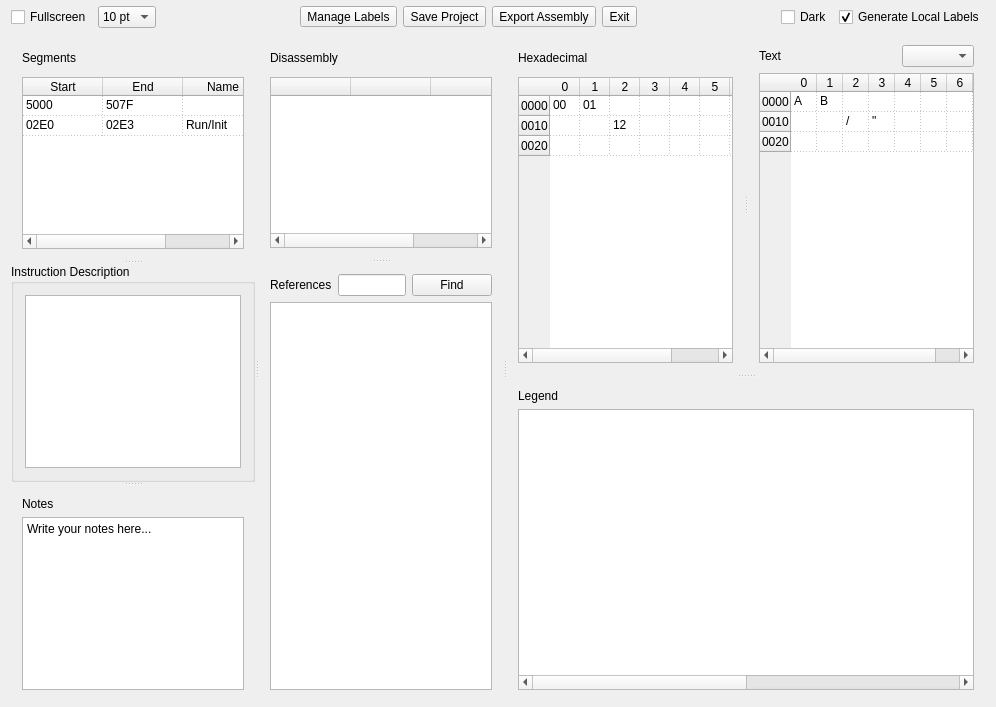
The window that src/mainwindow.ui (ivop/frida) describes before a commit, drawn with Qt 5.
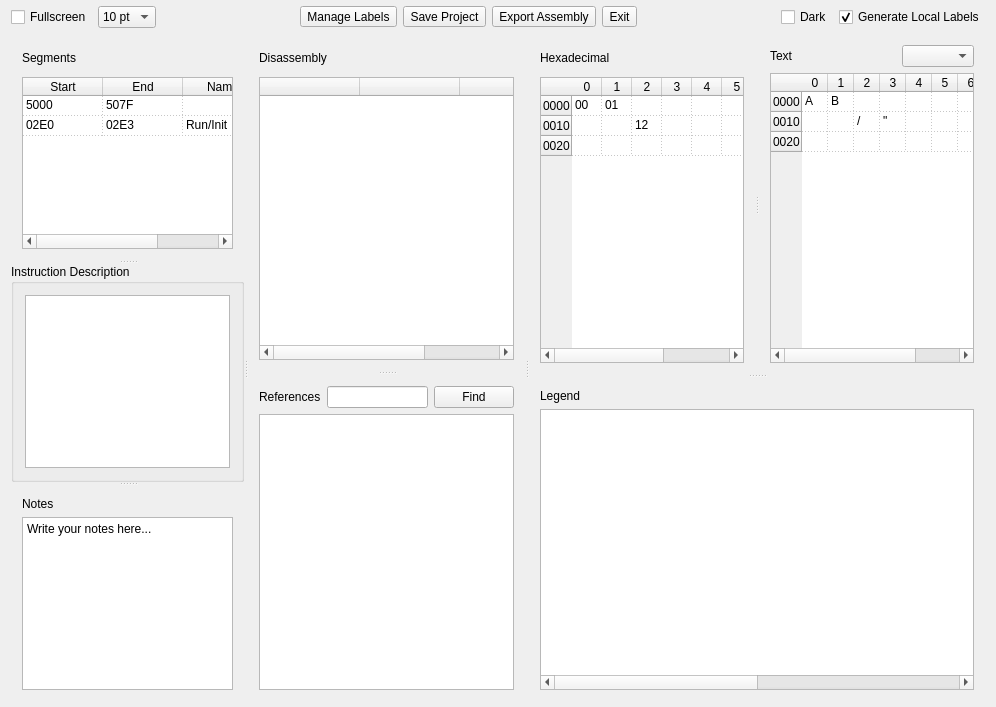
The same window after the commit. Icons and pictures are not drawn.

Commit message: implement find references

```diff
--- a/src/mainwindow.ui
+++ b/src/mainwindow.ui
@@ -414,8 +414,8 @@
            <property name="columnCount">
             <number>3</number>
            </property>
-           <attribute name="horizontalHeaderDefaultSectionSize">
-            <number>80</number>
+           <attribute name="horizontalHeaderVisible">
+            <bool>true</bool>
            </attribute>
            <attribute name="horizontalHeaderStretchLastSection">
             <bool>true</bool>
@@ -469,7 +469,40 @@
           </layout>
          </item>
          <item>
-          <widget class="QTableView" name="tableReferences"/>
+          <widget class="QTableWidget" name="tableReferences">
+           <property name="sizeAdjustPolicy">
+            <enum>QAbstractScrollArea::AdjustToContents</enum>
+           </property>
+           <property name="editTriggers">
+            <set>QAbstractItemView::NoEditTriggers</set>
+           </property>
+           <property name="selectionMode">
+            <enum>QAbstractItemView::SingleSelection</enum>
+           </property>
+           <property name="gridStyle">
+            <enum>Qt::DotLine</enum>
+           </property>
+           <property name="wordWrap">
+            <bool>false</bool>
+           </property>
+           <property name="columnCount">
+            <number>2</number>
+           </property>
+           <attribute name="horizontalHeaderVisible">
+            <bool>false</bool>
+           </attribute>
+           <attribute name="horizontalHeaderStretchLastSection">
+            <bool>true</bool>
+           </attribute>
+           <attribute name="verticalHeaderDefaultSectionSize">
+            <number>20</number>
+           </attribute>
+           <attribute name="verticalHeaderStretchLastSection">
+            <bool>false</bool>
+           </attribute>
+           <column/>
+           <column/>
+          </widget>
          </item>
         </layout>
        </widget>
```
The commit also changes 3 other files.
